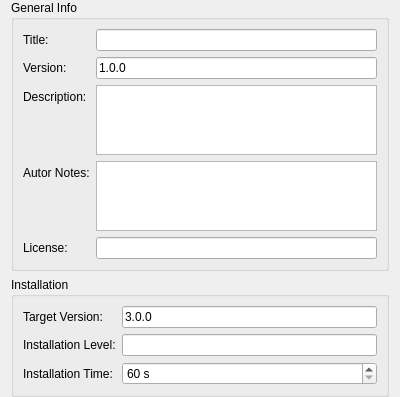
Before: the Qt Designer form pages/generalpage.ui in phpbb/modx_editor, drawn with Qt 5.
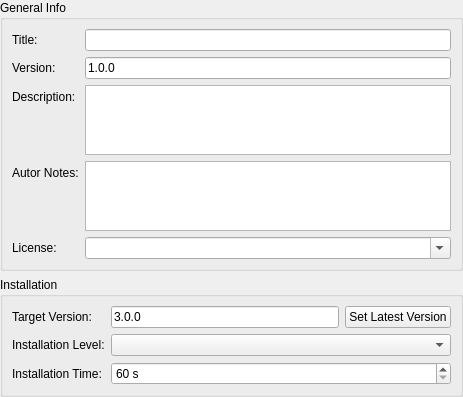
After: the same form once the commit is applied.

```diff
--- a/pages/generalpage.ui
+++ b/pages/generalpage.ui
@@ -6,18 +6,15 @@
    <rect>
     <x>0</x>
     <y>0</y>
-    <width>400</width>
-    <height>322</height>
+    <width>463</width>
+    <height>353</height>
    </rect>
   </property>
   <property name="windowTitle">
    <string>Form</string>
   </property>
   <layout class="QVBoxLayout" name="verticalLayout">
-   <property name="topMargin">
-    <number>0</number>
-   </property>
-   <property name="bottomMargin">
+   <property name="margin">
     <number>0</number>
    </property>
    <item>
@@ -83,9 +80,6 @@
         </property>
        </widget>
       </item>
-      <item row="4" column="1">
-       <widget class="QLineEdit" name="license"/>
-      </item>
       <item row="1" column="0">
        <widget class="QLabel" name="label_8">
         <property name="text">
@@ -100,6 +94,13 @@
         </property>
        </widget>
       </item>
+      <item row="4" column="1">
+       <widget class="QComboBox" name="license">
+        <property name="editable">
+         <bool>true</bool>
+        </property>
+       </widget>
+      </item>
      </layout>
     </widget>
    </item>
@@ -109,9 +110,6 @@
       <string>Installation</string>
      </property>
      <layout class="QFormLayout" name="formLayout_2">
-      <property name="fieldGrowthPolicy">
-       <enum>QFormLayout::AllNonFixedFieldsGrow</enum>
-      </property>
       <item row="0" column="0">
        <widget class="QLabel" name="label_7">
         <property name="text">
@@ -119,6 +117,24 @@
         </property>
        </widget>
       </item>
+      <item row="0" column="1">
+       <layout class="QHBoxLayout" name="horizontalLayout">
+        <item>
+         <widget class="QLineEdit" name="targetVersion">
+          <property name="text">
+           <string>3.0.0</string>
+          </property>
+         </widget>
+        </item>
+        <item>
+         <widget class="QPushButton" name="setLatestVersion">
+          <property name="text">
+           <string>Set Latest Version</string>
+          </property>
+         </widget>
+        </item>
+       </layout>
+      </item>
       <item row="1" column="0">
        <widget class="QLabel" name="label_5">
         <property name="text">
@@ -129,9 +145,6 @@
         </property>
        </widget>
       </item>
-      <item row="1" column="1">
-       <widget class="QLineEdit" name="installLevel"/>
-      </item>
       <item row="2" column="0">
        <widget class="QLabel" name="label_6">
         <property name="text">
@@ -162,15 +175,14 @@
         <property name="maximum">
          <number>86400</number>
         </property>
-       </widget>
-      </item>
-      <item row="0" column="1">
-       <widget class="QLineEdit" name="targetVersion">
-        <property name="text">
-         <string>3.0.0</string>
+        <property name="singleStep">
+         <number>10</number>
         </property>
        </widget>
       </item>
+      <item row="1" column="1">
+       <widget class="QComboBox" name="installLevel"/>
+      </item>
      </layout>
     </widget>
    </item>
```
Left out of the diff: 9 changed lines with no effect on the pictures.
